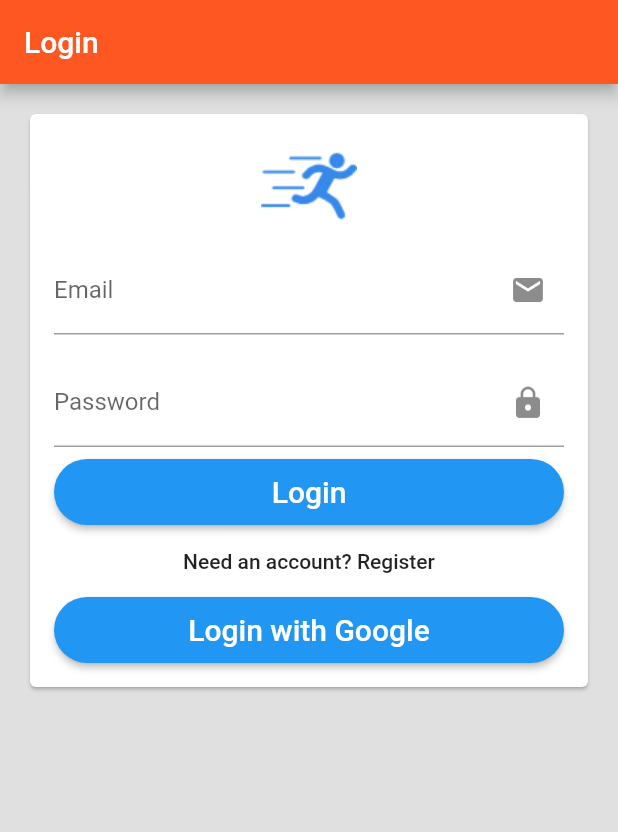
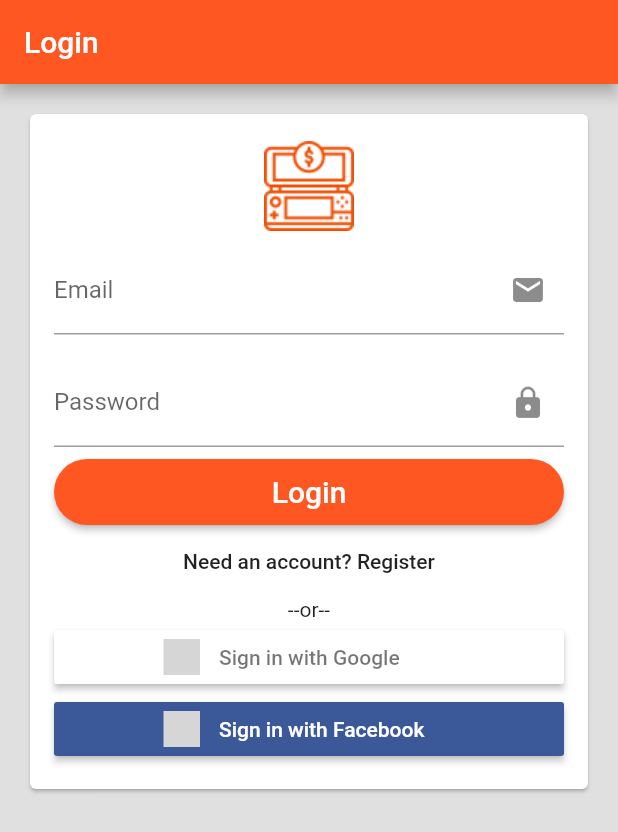
Before and after one commit to tandat95/dttn_khtn, a Flutter app: the screen it shows after launch, on a phone screen of 412 x 824 dp. Shown: the top 832 px of the screen. Run offline on Flutter 3.47's test engine with Material 2 defaults, Android fonts, the light colour scheme and no system bars; our stand-ins replace cached_network_image, cloud_firestore, firebase_auth, firebase_database, firebase_messaging, firebase_storage and 5 more; accounts and stored records are empty; grey boxes are pictures that could not be loaded.

```diff
--- a/lib/login.dart
+++ b/lib/login.dart
@@ -1,8 +1,9 @@
 import 'package:flutter/material.dart';
 import 'primary_button.dart';
 import 'package:dttn_khtn/loginAPI.dart';
-import 'common/constants.dart';
+import 'package:dttn_khtn/common/constants.dart';
 import 'package:firebase_auth/firebase_auth.dart';
+import 'package:flutter_signin_button/flutter_signin_button.dart';
 class LoginPage extends StatefulWidget {
   LoginPage({Key key, this.title, this.onSignIn}) : super(key: key);
   final String title;
@@ -95,7 +96,7 @@ class _LoginPageState extends State<LoginPage> {
   List<Widget> appLogo(){
     return [
       Image.asset(
-        'images/logo_man_run.png',
+        'images/ic_game_money.png',
         height: 64.0,
         width: 64.0,
       ),
@@ -143,12 +144,21 @@ class _LoginPageState extends State<LoginPage> {
               child: new Text("Need an account? Register"),
               onPressed: moveToRegister
           ),
-          new PrimaryButton(
-              key: new Key('ggLogin'),
-              text: 'Login with Google',
-              height: 44.0,
-              onPressed:()=> validateAndSubmit(GGLOGIN)
+//          new PrimaryButton(
+//              key: new Key('ggLogin'),
+//              text: 'Login with Google',
+//              height: 44.0,
+//              onPressed:()=> validateAndSubmit(GGLOGIN)
+//          ),
+          Text('--or--', textAlign: TextAlign.center,),
+          SignInButton(
+            Buttons.Google,
+            onPressed:()=>  validateAndSubmit(GGLOGIN),
           ),
+          SignInButton(
+            Buttons.Facebook,
+            onPressed: () {},
+          )
         ];
       case FormType.register:
         return [
--- a/lib/primary_button.dart
+++ b/lib/primary_button.dart
@@ -1,7 +1,7 @@
 import 'package:flutter/material.dart';
+import 'package:dttn_khtn/common/constants.dart';
 
-
-class PrimaryButton extends StatelessWidget {
+class PrimaryButton extends StatelessWidget { // ignore: must_be_immutable
   PrimaryButton({this.key, this.text, this.height, this.onPressed}) : super(key: key);
   Key key;
   String text;
@@ -16,7 +16,7 @@ class PrimaryButton extends StatelessWidget {
           child: new Text(text, style: new TextStyle(color: Colors.white, fontSize: 20.0)),
           shape: new RoundedRectangleBorder(
               borderRadius: BorderRadius.all(Radius.circular(height / 2))),
-          color: Colors.blue,
+          color: themeColor,
           textColor: Colors.black87,
           onPressed: onPressed),
     );
--- a/lib/widget/home.dart
+++ b/lib/widget/home.dart
@@ -5,6 +5,7 @@ import 'package:dttn_khtn/widget/chat_list.dart';
 import 'package:dttn_khtn/widget/my_profile.dart';
 import 'package:firebase_auth/firebase_auth.dart';
 import 'package:dttn_khtn/common/constants.dart';
+import 'package:dttn_khtn/widget/make_money.dart';
 
 class MyHomePage extends StatefulWidget {
   MyHomePage({Key key, this.title, this.user, this.onSignOut})
@@ -57,7 +58,7 @@ class _MyHomePageState extends State<MyHomePage> {
       new ListUser(),
       new ChatList(currentUserId: widget.user.uid,),
       new MyProfile(user: widget.user),
-      new Container()
+      new MakeMoney()
     ];
     return Scaffold(
       resizeToAvoidBottomPadding: false,
--- a/lib/widget/my_profile.dart
+++ b/lib/widget/my_profile.dart
@@ -133,7 +133,6 @@ class _GroupInfo extends StatelessWidget {
       new TextFormField(
         key: new Key('sokname'),
         initialValue: user.sokName,
-        keyboardType: TextInputType.number,
         decoration: new InputDecoration(
           labelText: 'Nick "Strike of Kings (LQMB)"',
           icon: Icon(Icons.games),
@@ -144,7 +143,6 @@ class _GroupInfo extends StatelessWidget {
       new TextFormField(
         key: new Key('fifaname'),
         initialValue: user.fifaName,
-        keyboardType: TextInputType.number,
         decoration: new InputDecoration(
           labelText: 'Nick "Fifa online"',
           icon: Icon(Icons.games),
--- a/lib/widget/user_list.dart
+++ b/lib/widget/user_list.dart
@@ -1,7 +1,6 @@
 import 'package:flutter/material.dart';
 import 'package:cached_network_image/cached_network_image.dart';
 import 'package:cloud_firestore/cloud_firestore.dart';
-import 'package:dttn_khtn/widget/chat.dart';
 import 'package:dttn_khtn/common/constants.dart';
 import 'package:dttn_khtn/widget/user_profile.dart';
 class Choice {
--- a/pubspec.yaml
+++ b/pubspec.yaml
@@ -28,6 +28,7 @@ dependencies:
   image_picker: ^0.3.1
   fluttertoast: ^2.1.2
   intl: ^0.15.7
+  flutter_signin_button: ^0.2.4
   # The following adds the Cupertino Icons font to your application.
   # Use with the CupertinoIcons class for iOS style icons.
   cupertino_icons: ^0.1.2
@@ -52,6 +53,7 @@ flutter:
       - images/avatar_empty.png
       - images/ic_female.png
       - images/ic_male.png
+      - images/ic_game_money.png
 
   # To add assets to your application, add an assets section, like this:
   # assets:
```
Also changed, not shown: lib/widget/make_money.dart (+51 -0 lines), images/ic_game_money.png (added).
